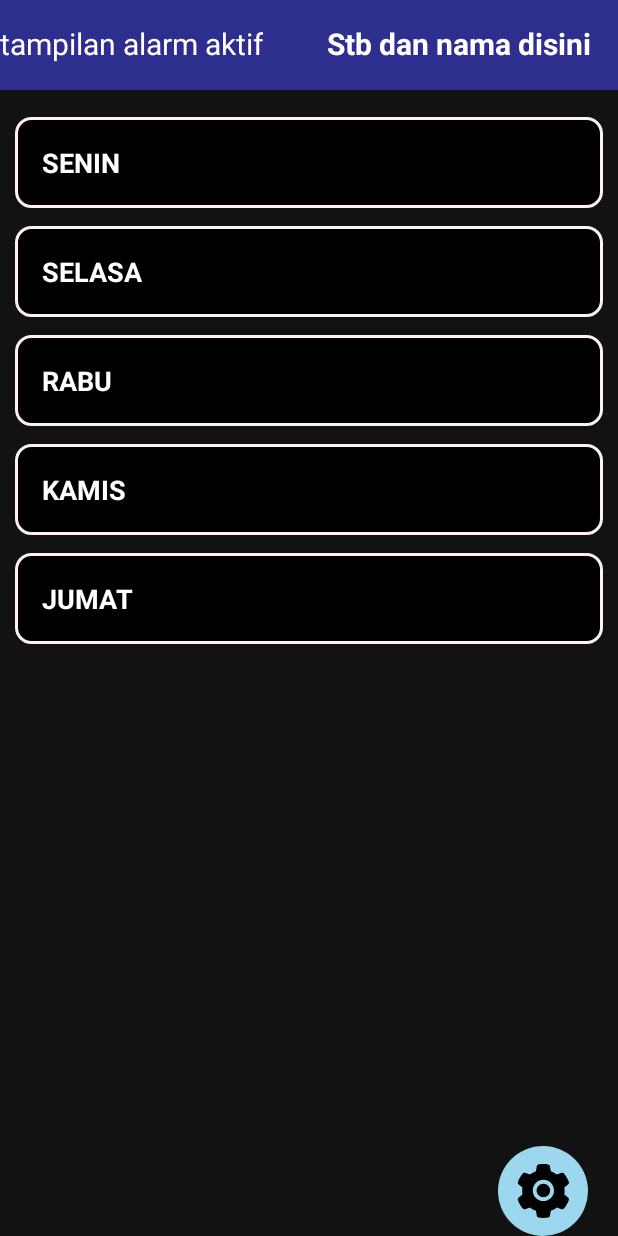
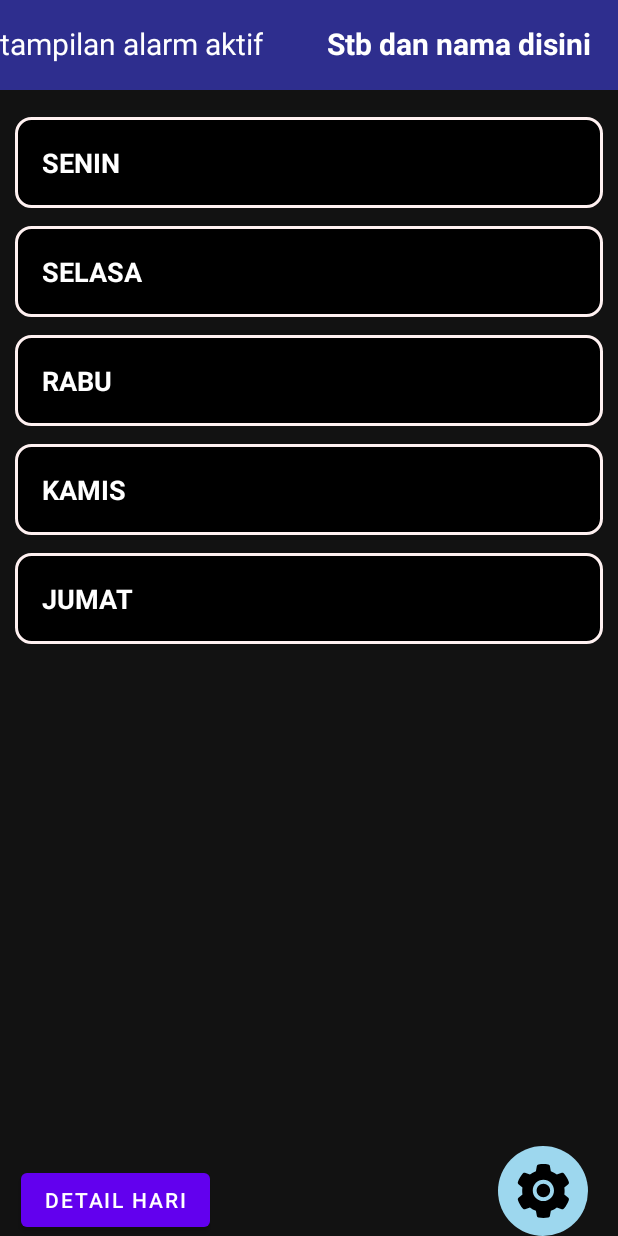
Before and after one commit to ookapratama/alarm_kampus, an Android app: the HomeActivity screen opened directly, with no data from a screen before it, on a phone screen of 412 x 824 dp. Run offline under Robolectric (Android 15) with nearby library versions, the phone set to English and light mode, and no system bars.

Commit message:
view detail hari

```diff
--- a/app/src/main/java/com/example/alarm_kampus/HomeActivity.java
+++ b/app/src/main/java/com/example/alarm_kampus/HomeActivity.java
@@ -8,6 +8,7 @@ import android.content.Context;
 import android.content.Intent;
 import android.os.Bundle;
 import android.view.View;
+import android.widget.Button;
 import android.widget.ImageView;
 import android.widget.TextView;
 
@@ -21,6 +22,8 @@ public class HomeActivity extends AppCompatActivity {
     RecyclerView.LayoutManager recycleViewLayout;
     ImageView imageView;
     TextView viewAlarm;
+
+    Button detail_hari;
 
     String[] hari = {
             "Senin", "Selasa", "Rabu", "Kamis", "Jumat"
@@ -40,6 +43,15 @@ public class HomeActivity extends AppCompatActivity {
 
         imageView = findViewById(R.id.setting);
         viewAlarm = findViewById(R.id.viewAlarm);
+        detail_hari = findViewById(R.id.detail_hari);
+
+        detail_hari.setOnClickListener(new View.OnClickListener() {
+            @Override
+            public void onClick(View v) {
+                Intent i = new Intent(HomeActivity.this, JadwalMatkul.class);
+                startActivity(i);
+            }
+        });
 
         viewAlarm.setOnClickListener(new View.OnClickListener() {
             @Override
--- a/app/src/main/res/layout/activity_home.xml
+++ b/app/src/main/res/layout/activity_home.xml
@@ -73,6 +73,15 @@
             android:clickable="true"
             android:src="@drawable/ic_setting" />
 
+        <Button
+            android:id="@+id/detail_hari"
+            android:layout_width="wrap_content"
+            android:layout_height="wrap_content"
+            android:layout_alignParentBottom="true"
+            android:text="detail hari"
+            android:layout_margin="14dp"
+            />
+
     </RelativeLayout>
 
 
--- a/app/src/main/res/layout/detail_hari.xml
+++ b/app/src/main/res/layout/detail_hari.xml
@@ -32,7 +32,7 @@
             android:textAllCaps="true"
             android:text="Aplikasi Konsentrasi"
             android:textColor="#9DD7EE"
-            android:layout_marginTop="40dp"
+            android:layout_marginTop="10dp"
             />
 
         <Switch
@@ -40,6 +40,7 @@
             android:layout_width="fill_parent"
             android:layout_height="wrap_content"
             android:gravity="right"
+            android:layout_centerVertical="true"
             />
 
 
```
